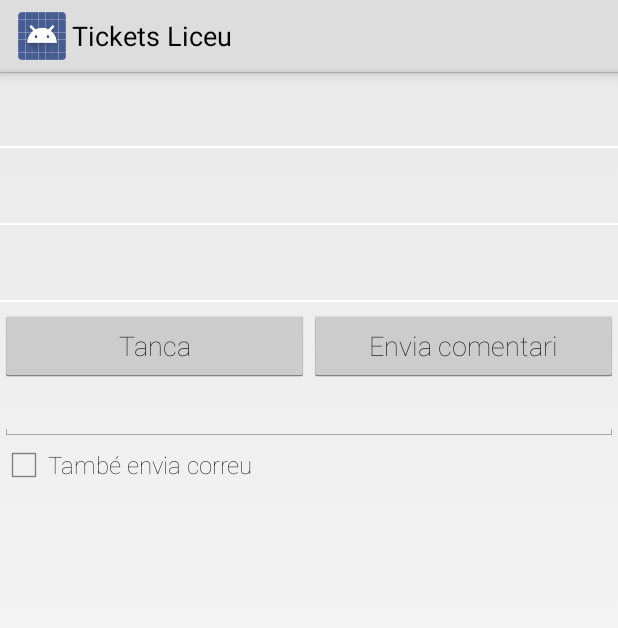
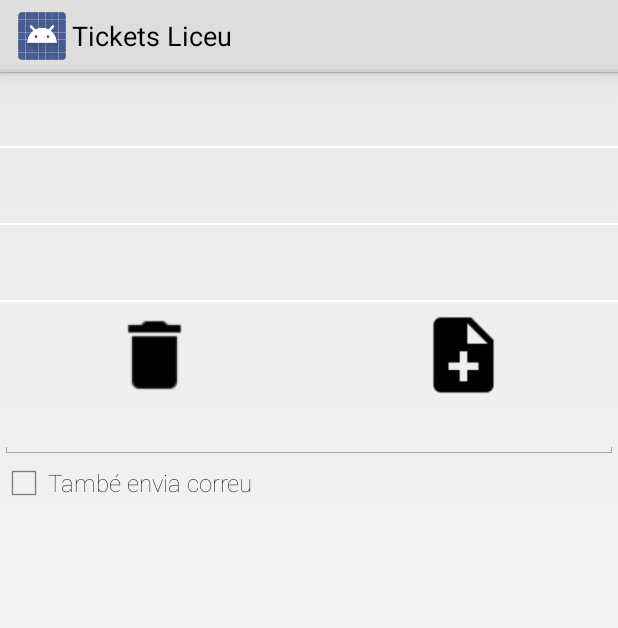
Before and after one commit to pnegre/tickets_android, an Android app: the layout ticketviewheader.xml on its own in the app's theme, with its tools: preview values and no code run, on a phone screen of 412 x 824 dp. Shown: the top 628 px of the screen. Run offline under Robolectric (Android 15) with nearby library versions, the phone set to English and light mode, and no system bars.

Commit message:
Anem fent

```diff
--- a/src/main/java/com/liceu/tickets/ViewTicketActivity.java
+++ b/src/main/java/com/liceu/tickets/ViewTicketActivity.java
@@ -15,8 +15,8 @@ import java.util.Map;
 public class ViewTicketActivity extends Activity {
     TicketsApp tapp;
 
-    Button btclose;
-    Button btsend;
+    ImageButton btclose;
+    ImageButton btsend;
     TextView text;
     TextView reporter;
     TextView place;
@@ -45,8 +45,8 @@ public class ViewTicketActivity extends Activity {
         text = (TextView) findViewById(R.id.tickettext);
         reporter = (TextView) findViewById(R.id.reporter);
         place = (TextView) findViewById(R.id.place);
-        btclose = (Button) findViewById(R.id.btclose);
-        btsend = (Button) findViewById(R.id.btsend);
+        btclose = (ImageButton) findViewById(R.id.btclose);
+        btsend = (ImageButton) findViewById(R.id.btsend);
         tcomment = (EditText) findViewById(R.id.tcomment);
         checkemail = (CheckBox) findViewById(R.id.checkemail);
 
--- a/src/main/res/layout/ticketviewheader.xml
+++ b/src/main/res/layout/ticketviewheader.xml
@@ -72,24 +72,48 @@
 		android:fontFamily="sans-serif-thin"
 		android:layout_height="wrap_content">
 
-		<Button
+		<!--<Button-->
+			<!--android:id="@+id/btclose"-->
+			<!--android:layout_width="fill_parent"-->
+			<!--android:layout_height="wrap_content"-->
+			<!--android:layout_weight="1"-->
+			<!--android:text="@string/tick_close_button"-->
+			<!--android:fontFamily="sans-serif-thin"-->
+			<!--/>-->
+
+		<ImageButton
 			android:id="@+id/btclose"
-			android:layout_width="fill_parent"
-			android:layout_height="wrap_content"
+			android:src="@drawable/delete"
+			android:layout_width="wrap_content"
+			android:layout_height="60dp"
+			android:height="10dp"
+			android:scaleType="fitCenter"
+			android:nestedScrollingEnabled="false"
+			android:adjustViewBounds="true"
 			android:layout_weight="1"
-			android:text="@string/tick_close_button"
-			android:fontFamily="sans-serif-thin"
-			/>
+			android:background="@null" />
 
-		<Button
+		<!--<Button-->
+			<!--android:id="@+id/btsend"-->
+			<!--android:layout_toRightOf="@+id/btclose"-->
+			<!--android:layout_width="fill_parent"-->
+			<!--android:layout_height="wrap_content"-->
+			<!--android:layout_weight="1"-->
+			<!--android:text="@string/tick_sendcomm_button"-->
+			<!--android:fontFamily="sans-serif-thin"-->
+			<!--/>-->
+
+		<ImageButton
 			android:id="@+id/btsend"
-			android:layout_toRightOf="@+id/btclose"
-			android:layout_width="fill_parent"
-			android:layout_height="wrap_content"
+			android:src="@drawable/note"
+			android:layout_width="wrap_content"
+			android:layout_height="60dp"
+			android:height="10dp"
+			android:scaleType="fitCenter"
+			android:nestedScrollingEnabled="false"
+			android:adjustViewBounds="true"
 			android:layout_weight="1"
-			android:text="@string/tick_sendcomm_button"
-			android:fontFamily="sans-serif-thin"
-			/>
+			android:background="@null" />
 
 	</LinearLayout>
 
```
Also changed, not shown: src/main/res/drawable/delete.png (added), src/main/res/drawable/note.png (added).
